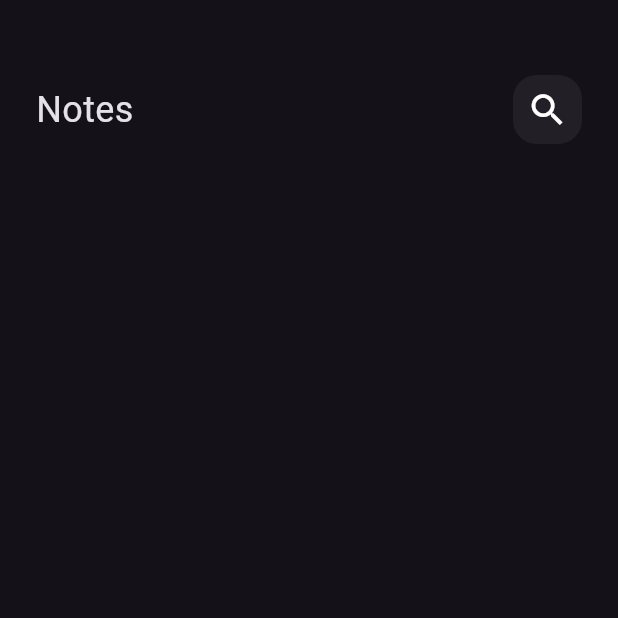
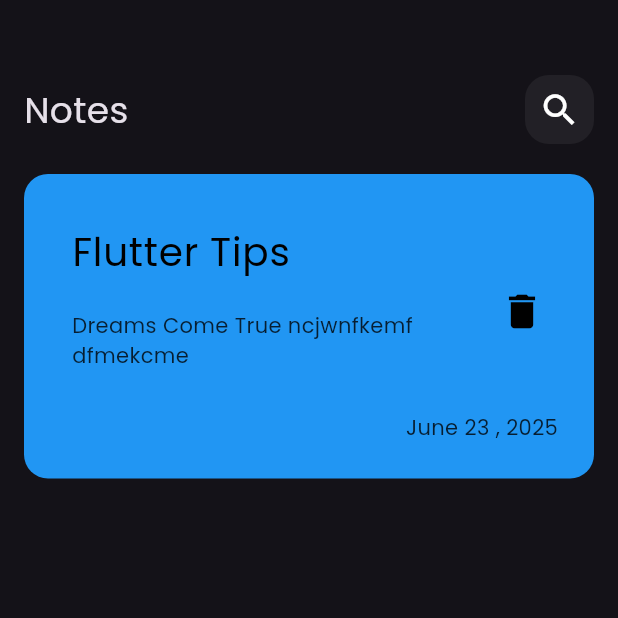
Before and after one commit to MichaelSalama265/notes_app, a Flutter app: the screen it shows after launch, on a phone screen of 412 x 824 dp, the top half of it. Run offline on Flutter 3.47's test engine with Material 3 defaults, Android fonts, the phone set to English and light mode, and no system bars; our stand-ins replace font_awesome_flutter.

Commit message:
create customNotesItem

```diff
--- /dev/null
+++ b/lib/Widgets/customNotesItem.dart
@@ -0,0 +1,45 @@
+import 'package:flutter/material.dart';
+
+class NotesItem extends StatelessWidget {
+  const NotesItem({super.key});
+
+  Widget build(BuildContext context) {
+    return Container(
+      padding: EdgeInsets.only(top: 24, bottom: 24, left: 16),
+      decoration: BoxDecoration(
+        color: Colors.blue,
+        borderRadius: BorderRadius.circular(16),
+      ),
+      child: Column(
+        crossAxisAlignment: CrossAxisAlignment.end,
+        children: [
+          ListTile(
+            title: Text(
+              'Flutter Tips',
+              style: TextStyle(fontSize: 26, color: Colors.black),
+            ),
+            subtitle: Padding(
+              padding: const EdgeInsets.only(top: 20, bottom: 20),
+              child: Text(
+                'Dreams Come True ncjwnfkemf dfmekcme ',
+                style: TextStyle(color: Colors.black.withOpacity(.8)),
+              ),
+            ),
+            trailing: IconButton(
+              onPressed: () {},
+              icon: Icon(Icons.delete, color: Colors.black),
+              iconSize: 30,
+            ),
+          ),
+          Padding(
+            padding: const EdgeInsets.only(right: 24),
+            child: Text(
+              'June 23 , 2025',
+              style: TextStyle(color: Colors.black.withOpacity(.8)),
+            ),
+          ),
+        ],
+      ),
+    );
+  }
+}
--- a/lib/Widgets/notesViewBody.dart
+++ b/lib/Widgets/notesViewBody.dart
@@ -1,5 +1,7 @@
 import 'package:flutter/material.dart';
 import 'package:notes_app/Widgets/customAppBar.dart';
+import 'package:font_awesome_flutter/font_awesome_flutter.dart';
+import 'package:notes_app/Widgets/customNotesItem.dart';
 
 class notesViewBody extends StatelessWidget {
   const notesViewBody({super.key});
@@ -7,11 +9,13 @@ class notesViewBody extends StatelessWidget {
   @override
   Widget build(BuildContext context) {
     return Padding(
-      padding: const EdgeInsets.symmetric(horizontal: 24),
+      padding: const EdgeInsets.symmetric(horizontal: 16),
       child: Column(
-        children: const[
-          SizedBox(height: 50,),
-         const customAppBar(),
+        children: const [
+          SizedBox(height: 50),
+          const customAppBar(),
+          SizedBox(height: 20,),
+          NotesItem(),
         ],
       ),
     );
--- a/lib/main.dart
+++ b/lib/main.dart
@@ -13,7 +13,8 @@ class NotesApp extends StatelessWidget {
     return MaterialApp(
       debugShowCheckedModeBanner: false,
       theme: ThemeData(
-        brightness: Brightness.dark
+        brightness: Brightness.dark,
+        fontFamily: 'Poppins'
       ),
       home: const Notesview()
     );
```
Also changed, not shown: pubspec.yaml (+6 -11 lines), assets/fonts/Poppins-Regular.ttf (added), pubspec.lock.
